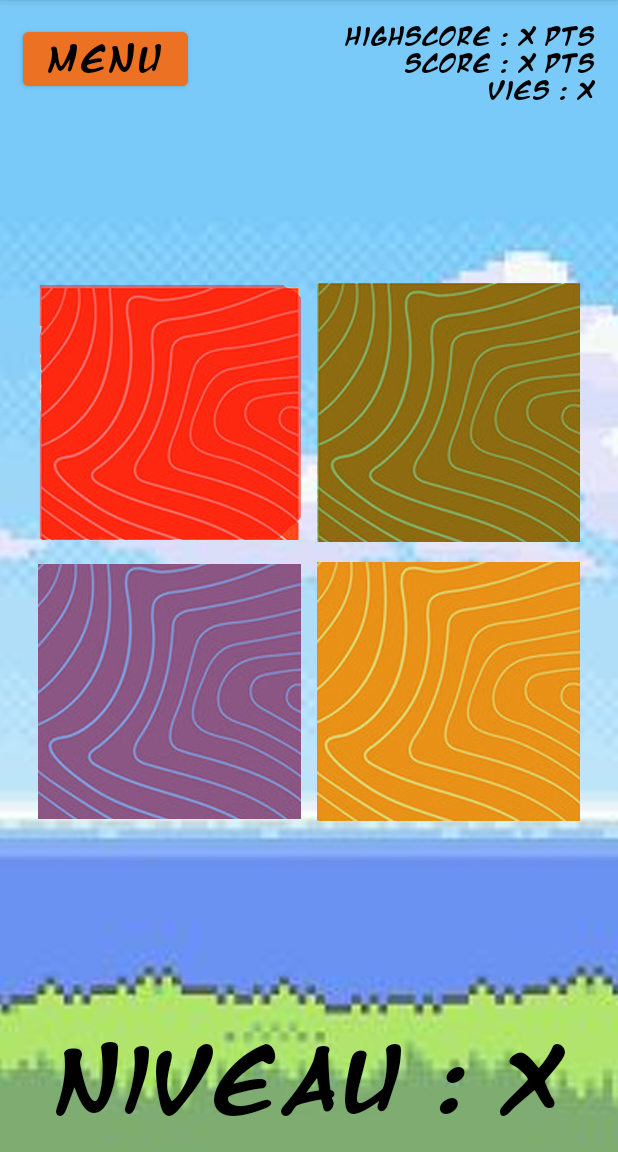
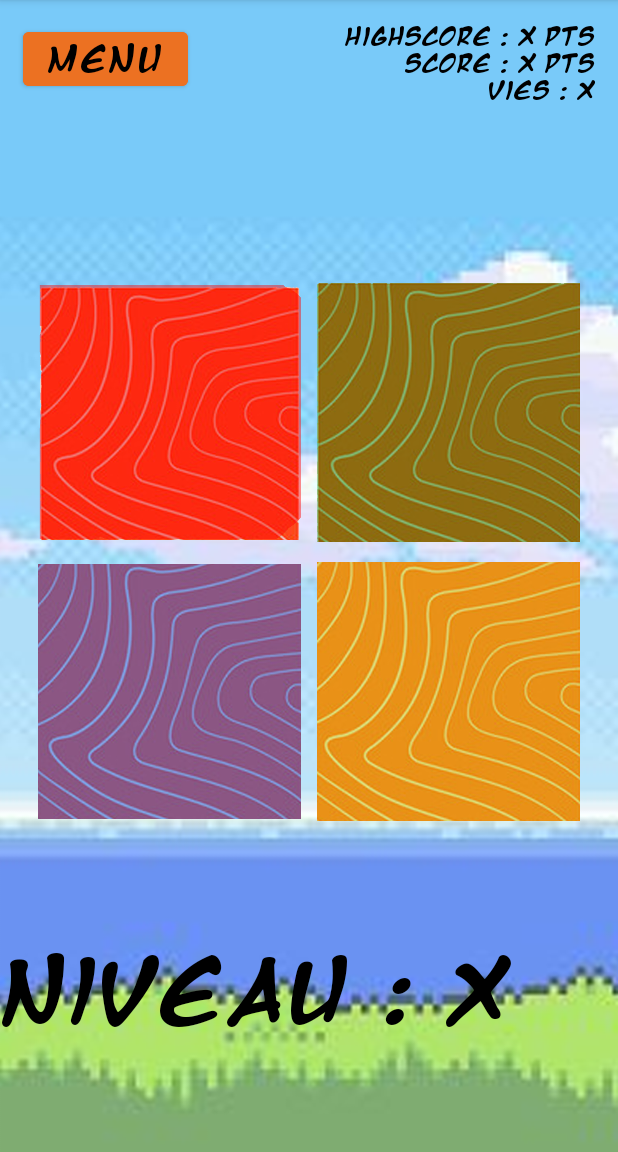
Before and after one commit to e181183/Salmon, an Android app: the PlayActivity screen opened directly, with no data from a screen before it, on a phone screen of 412 x 824 dp, the part 84-1236 px from its top. Run offline under Robolectric (Android 15) with nearby library versions, the phone set to English and light mode, and no system bars.

Commit message:
update layout

```diff
--- a/app/src/main/res/layout/activity_play.xml
+++ b/app/src/main/res/layout/activity_play.xml
@@ -1,19 +1,17 @@
 <?xml version="1.0" encoding="utf-8"?>
-<androidx.constraintlayout.widget.ConstraintLayout xmlns:android="http://schemas.android.com/apk/res/android"
-    xmlns:app="http://schemas.android.com/apk/res-auto"
-    xmlns:tools="http://schemas.android.com/tools"
+<LinearLayout xmlns:android="http://schemas.android.com/apk/res/android"
     android:layout_width="match_parent"
     android:layout_height="match_parent"
+    android:orientation="vertical"
     android:background="@drawable/background"
-    android:orientation="vertical">
+    >
 
     <LinearLayout
         android:id="@+id/linearLayout"
         android:layout_width="match_parent"
         android:layout_height="wrap_content"
         android:orientation="horizontal"
-        app:layout_constraintStart_toStartOf="parent"
-        app:layout_constraintTop_toTopOf="parent">
+        >
 
         <Button
             android:layout_width="wrap_content"
@@ -21,9 +19,9 @@
             android:layout_margin="15dp"
             android:backgroundTint="#EC7122"
             android:fontFamily="@font/mangatb"
-            android:text="menu"
+            android:text="@string/menu"
             android:textColor="#000000"
-            android:textSize="20dp" />
+            android:textSize="20sp" />
 
         <LinearLayout
             android:layout_width="match_parent"
@@ -59,16 +57,21 @@
 
     </LinearLayout>
 
+    <LinearLayout
+        android:layout_width="match_parent"
+        android:layout_height="wrap_content"
+        android:layout_gravity="center"
+        >
         <GridLayout
             android:layout_width="wrap_content"
             android:layout_height="wrap_content"
-        android:layout_gravity="center_horizontal"
+
             android:layout_marginStart="20dp"
             android:layout_marginTop="97dp"
             android:columnCount="2"
             android:rowCount="2"
-        app:layout_constraintStart_toStartOf="parent"
-        app:layout_constraintTop_toBottomOf="@+id/linearLayout">
+
+            >
 
             <ImageButton
                 android:id="@+id/red_button"
@@ -76,34 +79,37 @@
                 android:layout_height="175dp"
                 android:layout_margin="5dp"
                 android:adjustViewBounds="true"
-            android:contentDescription="Salmon Game Button Red"
+                android:contentDescription="@string/SalmonGameButtonRed"
                 android:padding="0dp"
                 android:scaleType="fitCenter"
-            app:srcCompat="@drawable/bouton_base_rouge" />
+                android:src="@drawable/bouton_base_rouge"
+                />
 
             <ImageButton
                 android:id="@+id/green_button"
                 android:layout_width="175dp"
                 android:layout_height="175dp"
-            android:layout_gravity="left|center"
+                android:layout_gravity="start|center"
                 android:layout_margin="5dp"
                 android:adjustViewBounds="true"
-            android:contentDescription="Salmon Game Button Green"
+                android:contentDescription="@string/SalmonGameButtonGreen"
                 android:padding="0dp"
                 android:scaleType="fitCenter"
-            app:srcCompat="@drawable/bouton_base_vert" />
+                android:src="@drawable/bouton_base_vert"
+                />
 
             <ImageButton
                 android:id="@+id/blue_button"
                 android:layout_width="175dp"
                 android:layout_height="175dp"
-            android:layout_gravity="left|center"
+                android:layout_gravity="start|center"
                 android:layout_margin="5dp"
                 android:adjustViewBounds="true"
-            android:contentDescription="Salmon Game Button Blue"
+                android:contentDescription="@string/SalmonGameButtonBlue"
                 android:padding="0dp"
                 android:scaleType="fitCenter"
-            app:srcCompat="@drawable/bouton_base_bleu" />
+                android:src="@drawable/bouton_base_bleu"
+                />
 
             <ImageButton
                 android:id="@+id/yellow_button"
@@ -111,25 +117,33 @@
                 android:layout_height="175dp"
                 android:layout_margin="5dp"
                 android:adjustViewBounds="true"
-            android:contentDescription="Salmon Game Button Yellow"
+                android:contentDescription="@string/SalmonGameButtonYellow"
                 android:padding="0dp"
                 android:scaleType="fitCenter"
-            app:srcCompat="@drawable/bouton_base_jaune" />
+                android:src="@drawable/bouton_base_jaune"
+                />
 
         </GridLayout>
 
+
+    </LinearLayout>
+
+    <LinearLayout
+        android:layout_width="match_parent"
+        android:layout_height="match_parent"
+        android:layout_gravity="center">
         <TextView
             android:layout_width="wrap_content"
             android:layout_height="wrap_content"
-        android:layout_marginStart="32dp"
-        android:layout_marginEnd="32dp"
-        android:layout_marginBottom="16dp"
             android:fontFamily="@font/mangatb"
             android:text="@string/niveau"
             android:textColor="@color/black"
-        android:textSize="50dp"
-        app:layout_constraintBottom_toBottomOf="parent"
-        app:layout_constraintEnd_toEndOf="parent"
-        app:layout_constraintStart_toStartOf="parent" />
+            android:textSize="50sp"
+            android:layout_gravity="center"
+            />
+    </LinearLayout>
 
-</androidx.constraintlayout.widget.ConstraintLayout>
+
+
+
+</LinearLayout>
--- a/build.gradle
+++ b/build.gradle
@@ -1,6 +1,6 @@
 // Top-level build file where you can add configuration options common to all sub-projects/modules.
 plugins {
-    id 'com.android.application' version '7.4.0' apply false
-    id 'com.android.library' version '7.4.0' apply false
+    id 'com.android.application' version '7.4.1' apply false
+    id 'com.android.library' version '7.4.1' apply false
     id 'org.jetbrains.kotlin.android' version '1.7.21' apply false
 }
```
Also changed, not shown: app/build.gradle (+6 -1 lines), app/src/main/res/drawable-v24/ic_launcher_foreground.xml (deleted, +0 -30 lines), app/src/main/res/layout/activity_custom.xml (+45 -33 lines), app/src/main/res/layout/activity_gameover.xml (+10 -10 lines), app/src/main/res/layout/activity_main.xml (+11 -8 lines), app/src/main/res/values/strings.xml (+22 -0 lines). Lines whose indentation alone changed are shown as unchanged.
